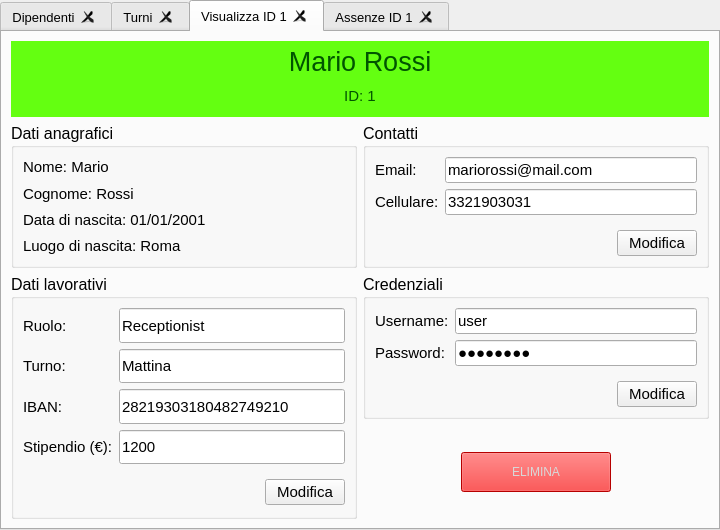
Above: ui/Titolare/gestioneDipendenti.ui from mdoraz/Hotel before the change. Below: the same form after it.
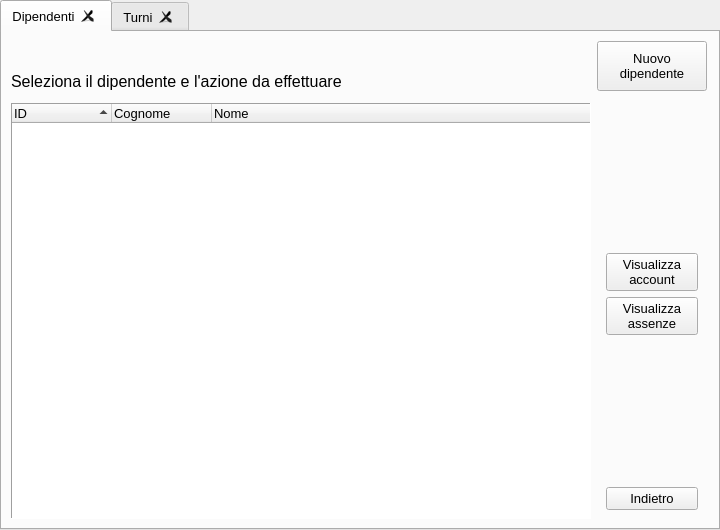
That is the form after the change. The open tabs and pages were chosen to show the change.

Commit message: molte modifiche + iniziate GestioneDipendenteUI e VisualizzaDipendenteUI

The edit to the form file:
```diff
--- a/ui/Titolare/gestioneDipendenti.ui
+++ b/ui/Titolare/gestioneDipendenti.ui
@@ -116,6 +116,7 @@
        <font>
         <family>Arial</family>
         <pointsize>12</pointsize>
+        <weight>50</weight>
         <bold>false</bold>
         <underline>false</underline>
         <strikeout>false</strikeout>
@@ -580,915 +581,6 @@
     </item>
    </layout>
   </widget>
-  <widget class="QWidget" name="tabVisualizza">
-   <attribute name="title">
-    <string>Visualizza ID 1</string>
-   </attribute>
-   <layout class="QGridLayout" name="gridLayout_4">
-    <item row="0" column="0" colspan="2">
-     <widget class="QWidget" name="widgetIntestazione" native="true">
-      <property name="sizePolicy">
-       <sizepolicy hsizetype="Preferred" vsizetype="Maximum">
-        <horstretch>0</horstretch>
-        <verstretch>0</verstretch>
-       </sizepolicy>
-      </property>
-      <property name="minimumSize">
-       <size>
-        <width>0</width>
-        <height>0</height>
-       </size>
-      </property>
-      <property name="styleSheet">
-       <string notr="true">background-color: rgb(100, 255, 17);
-color: rgb(0, 85, 0);</string>
-      </property>
-      <layout class="QVBoxLayout" name="verticalLayout_5">
-       <property name="leftMargin">
-        <number>0</number>
-       </property>
-       <property name="topMargin">
-        <number>0</number>
-       </property>
-       <property name="rightMargin">
-        <number>0</number>
-       </property>
-       <property name="bottomMargin">
-        <number>0</number>
-       </property>
-       <item>
-        <widget class="QLabel" name="labelIntestazioneNome_2">
-         <property name="sizePolicy">
-          <sizepolicy hsizetype="Expanding" vsizetype="Expanding">
-           <horstretch>0</horstretch>
-           <verstretch>0</verstretch>
-          </sizepolicy>
-         </property>
-         <property name="minimumSize">
-          <size>
-           <width>0</width>
-           <height>40</height>
-          </size>
-         </property>
-         <property name="font">
-          <font>
-           <family>Arial</family>
-           <pointsize>20</pointsize>
-          </font>
-         </property>
-         <property name="styleSheet">
-          <string notr="true">background-color: rgb(100, 255, 17);
-color: rgb(0, 85, 0);</string>
-         </property>
-         <property name="text">
-          <string>Mario Rossi</string>
-         </property>
-         <property name="alignment">
-          <set>Qt::AlignCenter</set>
-         </property>
-        </widget>
-       </item>
-       <item>
-        <widget class="QLabel" name="labelIntestazioneID_2">
-         <property name="sizePolicy">
-          <sizepolicy hsizetype="Expanding" vsizetype="Expanding">
-           <horstretch>0</horstretch>
-           <verstretch>0</verstretch>
-          </sizepolicy>
-         </property>
-         <property name="minimumSize">
-          <size>
-           <width>0</width>
-           <height>30</height>
-          </size>
-         </property>
-         <property name="font">
-          <font>
-           <family>Arial</family>
-           <pointsize>11</pointsize>
-          </font>
-         </property>
-         <property name="text">
-          <string>ID: 1</string>
-         </property>
-         <property name="alignment">
-          <set>Qt::AlignHCenter|Qt::AlignTop</set>
-         </property>
-        </widget>
-       </item>
-      </layout>
-     </widget>
-    </item>
-    <item row="1" column="0">
-     <widget class="QGroupBox" name="groupBoxDatiAnagrafici">
-      <property name="sizePolicy">
-       <sizepolicy hsizetype="Preferred" vsizetype="Expanding">
-        <horstretch>0</horstretch>
-        <verstretch>0</verstretch>
-       </sizepolicy>
-      </property>
-      <property name="font">
-       <font>
-        <family>Arial</family>
-        <pointsize>12</pointsize>
-       </font>
-      </property>
-      <property name="styleSheet">
-       <string notr="true"/>
-      </property>
-      <property name="title">
-       <string>Dati anagrafici</string>
-      </property>
-      <layout class="QVBoxLayout" name="verticalLayout_3">
-       <item>
-        <widget class="QLabel" name="labelNome_2">
-         <property name="sizePolicy">
-          <sizepolicy hsizetype="Preferred" vsizetype="Expanding">
-           <horstretch>0</horstretch>
-           <verstretch>0</verstretch>
-          </sizepolicy>
-         </property>
-         <property name="font">
-          <font>
-           <family>Arial</family>
-           <pointsize>11</pointsize>
-          </font>
-         </property>
-         <property name="text">
-          <string>Nome: Mario</string>
-         </property>
-        </widget>
-       </item>
-       <item>
-        <widget class="QLabel" name="labelCognome_2">
-         <property name="sizePolicy">
-          <sizepolicy hsizetype="Preferred" vsizetype="Expanding">
-           <horstretch>0</horstretch>
-           <verstretch>0</verstretch>
-          </sizepolicy>
-         </property>
-         <property name="font">
-          <font>
-           <family>Arial</family>
-           <pointsize>11</pointsize>
-          </font>
-         </property>
-         <property name="text">
-          <string>Cognome: Rossi</string>
-         </property>
-        </widget>
-       </item>
-       <item>
-        <widget class="QLabel" name="labelDataNascita_2">
-         <property name="sizePolicy">
-          <sizepolicy hsizetype="Preferred" vsizetype="Expanding">
-           <horstretch>0</horstretch>
-           <verstretch>0</verstretch>
-          </sizepolicy>
-         </property>
-         <property name="font">
-          <font>
-           <family>Arial</family>
-           <pointsize>11</pointsize>
-          </font>
-         </property>
-         <property name="text">
-          <string>Data di nascita: 01/01/2001</string>
-         </property>
-        </widget>
-       </item>
-       <item>
-        <widget class="QLabel" name="labelLuogoNascita_2">
-         <property name="sizePolicy">
-          <sizepolicy hsizetype="Preferred" vsizetype="Expanding">
-           <horstretch>0</horstretch>
-           <verstretch>0</verstretch>
-          </sizepolicy>
-         </property>
-         <property name="font">
-          <font>
-           <family>Arial</family>
-           <pointsize>11</pointsize>
-          </font>
-         </property>
-         <property name="text">
-          <string>Luogo di nascita: Roma</string>
-         </property>
-        </widget>
-       </item>
-      </layout>
-     </widget>
-    </item>
-    <item row="1" column="1">
-     <widget class="QGroupBox" name="groupBoxContatti">
-      <property name="sizePolicy">
-       <sizepolicy hsizetype="Preferred" vsizetype="Expanding">
-        <horstretch>0</horstretch>
-        <verstretch>0</verstretch>
-       </sizepolicy>
-      </property>
-      <property name="font">
-       <font>
-        <family>Arial</family>
-        <pointsize>12</pointsize>
-       </font>
-      </property>
-      <property name="title">
-       <string>Contatti</string>
-      </property>
-      <layout class="QFormLayout" name="formLayout_5">
-       <item row="0" column="0">
-        <widget class="QLabel" name="labelEmail_2">
-         <property name="sizePolicy">
-          <sizepolicy hsizetype="Preferred" vsizetype="Expanding">
-           <horstretch>0</horstretch>
-           <verstretch>0</verstretch>
-          </sizepolicy>
-         </property>
-         <property name="font">
-          <font>
-           <family>Arial</family>
-           <pointsize>11</pointsize>
-          </font>
-         </property>
-         <property name="text">
-          <string>Email:</string>
-         </property>
-        </widget>
-       </item>
-       <item row="0" column="1">
-        <widget class="QLineEdit" name="lineEditEmail_2">
-         <property name="sizePolicy">
-          <sizepolicy hsizetype="Expanding" vsizetype="Expanding">
-           <horstretch>0</horstretch>
-           <verstretch>0</verstretch>
-          </sizepolicy>
-         </property>
-         <property name="minimumSize">
-          <size>
-           <width>220</width>
-           <height>0</height>
-          </size>
-         </property>
-         <property name="font">
-          <font>
-           <family>Arial</family>
-           <pointsize>11</pointsize>
-          </font>
-         </property>
-         <property name="text">
-          <string>mariorossi@mail.com</string>
-         </property>
-         <property name="readOnly">
-          <bool>true</bool>
-         </property>
-        </widget>
-       </item>
-       <item row="1" column="0">
-        <widget class="QLabel" name="labelCellulare_2">
-         <property name="sizePolicy">
-          <sizepolicy hsizetype="Preferred" vsizetype="Expanding">
-           <horstretch>0</horstretch>
-           <verstretch>0</verstretch>
-          </sizepolicy>
-         </property>
-         <property name="font">
-          <font>
-           <family>Arial</family>
-           <pointsize>11</pointsize>
-          </font>
-         </property>
-         <property name="text">
-          <string>Cellulare:</string>
-         </property>
-        </widget>
-       </item>
-       <item row="1" column="1">
-        <widget class="QLineEdit" name="lineEditCellulare_2">
-         <property name="sizePolicy">
-          <sizepolicy hsizetype="Expanding" vsizetype="Expanding">
-           <horstretch>0</horstretch>
-           <verstretch>0</verstretch>
-          </sizepolicy>
-         </property>
-         <property name="font">
-          <font>
-           <family>Arial</family>
-           <pointsize>11</pointsize>
-          </font>
-         </property>
-         <property name="text">
-          <string>3321903031</string>
-         </property>
-         <property name="readOnly">
-          <bool>true</bool>
-         </property>
-        </widget>
-       </item>
-       <item row="2" column="0" colspan="2">
-        <widget class="QWidget" name="widget_6" native="true">
-         <property name="sizePolicy">
-          <sizepolicy hsizetype="Preferred" vsizetype="Preferred">
-           <horstretch>0</horstretch>
-           <verstretch>0</verstretch>
-          </sizepolicy>
-         </property>
-         <layout class="QGridLayout" name="gridLayout_10">
-          <property name="rightMargin">
-           <number>0</number>
-          </property>
-          <property name="bottomMargin">
-           <number>0</number>
-          </property>
-          <item row="0" column="0" alignment="Qt::AlignRight">
-           <widget class="QPushButton" name="btnModificaContatti_2">
-            <property name="sizePolicy">
-             <sizepolicy hsizetype="Minimum" vsizetype="Expanding">
-              <horstretch>0</horstretch>
-              <verstretch>0</verstretch>
-             </sizepolicy>
-            </property>
-            <property name="font">
-             <font>
-              <family>Arial</family>
-              <pointsize>11</pointsize>
-             </font>
-            </property>
-            <property name="text">
-             <string>Modifica</string>
-            </property>
-           </widget>
-          </item>
-         </layout>
-        </widget>
-       </item>
-      </layout>
-     </widget>
-    </item>
-    <item row="2" column="0" rowspan="2">
-     <widget class="QGroupBox" name="groupBoxDatiLavorativi">
-      <property name="sizePolicy">
-       <sizepolicy hsizetype="Preferred" vsizetype="Expanding">
-        <horstretch>0</horstretch>
-        <verstretch>0</verstretch>
-       </sizepolicy>
-      </property>
-      <property name="font">
-       <font>
-        <family>Arial</family>
-        <pointsize>12</pointsize>
-       </font>
-      </property>
-      <property name="title">
-       <string>Dati lavorativi</string>
-      </property>
-      <layout class="QFormLayout" name="formLayout_4">
-       <property name="bottomMargin">
-        <number>11</number>
-       </property>
-       <item row="0" column="0">
-        <widget class="QLabel" name="labelRuolo_2">
-         <property name="sizePolicy">
-          <sizepolicy hsizetype="Preferred" vsizetype="Expanding">
-           <horstretch>0</horstretch>
-           <verstretch>0</verstretch>
-          </sizepolicy>
-         </property>
-         <property name="font">
-          <font>
-           <family>Arial</family>
-           <pointsize>11</pointsize>
-          </font>
-         </property>
-         <property name="text">
-          <string>Ruolo:</string>
-         </property>
-        </widget>
-       </item>
-       <item row="0" column="1">
-        <widget class="QLineEdit" name="lineEditRuolo_2">
-         <property name="sizePolicy">
-          <sizepolicy hsizetype="Expanding" vsizetype="Expanding">
-           <horstretch>0</horstretch>
-           <verstretch>0</verstretch>
-          </sizepolicy>
-         </property>
-         <property name="minimumSize">
-          <size>
-           <width>150</width>
-           <height>0</height>
-          </size>
-         </property>
-         <property name="font">
-          <font>
-           <family>Arial</family>
-           <pointsize>11</pointsize>
-          </font>
-         </property>
-         <property name="text">
-          <string>Receptionist</string>
-         </property>
-         <property name="readOnly">
-          <bool>true</bool>
-         </property>
-        </widget>
-       </item>
-       <item row="1" column="0">
-        <widget class="QLabel" name="labelTurno_2">
-         <property name="sizePolicy">
-          <sizepolicy hsizetype="Preferred" vsizetype="Expanding">
-           <horstretch>0</horstretch>
-           <verstretch>0</verstretch>
-          </sizepolicy>
-         </property>
-         <property name="font">
-          <font>
-           <family>Arial</family>
-           <pointsize>11</pointsize>
-          </font>
-         </property>
-         <property name="text">
-          <string>Turno:</string>
-         </property>
-        </widget>
-       </item>
-       <item row="1" column="1">
-        <widget class="QLineEdit" name="lineEditTurno_2">
-         <property name="sizePolicy">
-          <sizepolicy hsizetype="Expanding" vsizetype="Expanding">
-           <horstretch>0</horstretch>
-           <verstretch>0</verstretch>
-          </sizepolicy>
-         </property>
-         <property name="minimumSize">
-          <size>
-           <width>150</width>
-           <height>0</height>
-          </size>
-         </property>
-         <property name="font">
-          <font>
-           <family>Arial</family>
-           <pointsize>11</pointsize>
-          </font>
-         </property>
-         <property name="text">
-          <string>Mattina</string>
-         </property>
-         <property name="readOnly">
-          <bool>true</bool>
-         </property>
-        </widget>
-       </item>
-       <item row="2" column="0">
-        <widget class="QLabel" name="labelIBAN_2">
-         <property name="sizePolicy">
-          <sizepolicy hsizetype="Preferred" vsizetype="Expanding">
-           <horstretch>0</horstretch>
-           <verstretch>0</verstretch>
-          </sizepolicy>
-         </property>
-         <property name="font">
-          <font>
-           <family>Arial</family>
-           <pointsize>11</pointsize>
-          </font>
-         </property>
-         <property name="text">
-          <string>IBAN:</string>
-         </property>
-        </widget>
-       </item>
-       <item row="2" column="1">
-        <widget class="QLineEdit" name="lineEditIBAN_2">
-         <property name="sizePolicy">
-          <sizepolicy hsizetype="Expanding" vsizetype="Expanding">
-           <horstretch>0</horstretch>
-           <verstretch>0</verstretch>
-          </sizepolicy>
-         </property>
-         <property name="minimumSize">
-          <size>
-           <width>220</width>
-           <height>0</height>
-          </size>
-         </property>
-         <property name="font">
-          <font>
-           <family>Arial</family>
-           <pointsize>11</pointsize>
-          </font>
-         </property>
-         <property name="text">
-          <string>28219303180482749210</string>
-         </property>
-         <property name="readOnly">
-          <bool>true</bool>
-         </property>
-        </widget>
-       </item>
-       <item row="3" column="0">
-        <widget class="QLabel" name="labelStipendio_2">
-         <property name="sizePolicy">
-          <sizepolicy hsizetype="Preferred" vsizetype="Expanding">
-           <horstretch>0</horstretch>
-           <verstretch>0</verstretch>
-          </sizepolicy>
-         </property>
-         <property name="font">
-          <font>
-           <family>Arial</family>
-           <pointsize>11</pointsize>
-          </font>
-         </property>
-         <property name="text">
-          <string>Stipendio (€):</string>
-         </property>
-        </widget>
-       </item>
-       <item row="3" column="1">
-        <widget class="QLineEdit" name="lineEditStipendio_2">
-         <property name="sizePolicy">
-          <sizepolicy hsizetype="Expanding" vsizetype="Expanding">
-           <horstretch>0</horstretch>
-           <verstretch>0</verstretch>
-          </sizepolicy>
-         </property>
-         <property name="minimumSize">
-          <size>
-           <width>100</width>
-           <height>0</height>
-          </size>
-         </property>
-         <property name="font">
-          <font>
-           <family>Arial</family>
-           <pointsize>11</pointsize>
-          </font>
-         </property>
-         <property name="text">
-          <string>1200</string>
-         </property>
-         <property name="readOnly">
-          <bool>true</bool>
-         </property>
-        </widget>
-       </item>
-       <item row="4" column="0" colspan="2">
-        <widget class="QWidget" name="widget_5" native="true">
-         <property name="sizePolicy">
-          <sizepolicy hsizetype="Expanding" vsizetype="Preferred">
-           <horstretch>0</horstretch>
-           <verstretch>0</verstretch>
-          </sizepolicy>
-         </property>
-         <layout class="QGridLayout" name="gridLayout_9">
-          <property name="rightMargin">
-           <number>0</number>
-          </property>
-          <property name="bottomMargin">
-           <number>0</number>
-          </property>
-          <item row="0" column="0" alignment="Qt::AlignRight">
-           <widget class="QPushButton" name="btnModificaDatiLavorativi_2">
-            <property name="sizePolicy">
-             <sizepolicy hsizetype="Minimum" vsizetype="Expanding">
-              <horstretch>0</horstretch>
-              <verstretch>0</verstretch>
-             </sizepolicy>
-            </property>
-            <property name="font">
-             <font>
-              <family>Arial</family>
-              <pointsize>11</pointsize>
-             </font>
-            </property>
-            <property name="text">
-             <string>Modifica</string>
-            </property>
-           </widget>
-          </item>
-         </layout>
-        </widget>
-       </item>
-      </layout>
-     </widget>
-    </item>
-    <item row="2" column="1">
-     <widget class="QGroupBox" name="groupBoxCredenziali">
-      <property name="sizePolicy">
-       <sizepolicy hsizetype="Preferred" vsizetype="Expanding">
-        <horstretch>0</horstretch>
-        <verstretch>0</verstretch>
-       </sizepolicy>
-      </property>
-      <property name="font">
-       <font>
-        <family>Arial</family>
-        <pointsize>12</pointsize>
-       </font>
-      </property>
-      <property name="title">
-       <string>Credenziali</string>
-      </property>
-      <layout class="QFormLayout" name="formLayout_6">
-       <item row="0" column="0">
-        <widget class="QLabel" name="labelUsername_2">
-         <property name="sizePolicy">
-          <sizepolicy hsizetype="Preferred" vsizetype="Expanding">
-           <horstretch>0</horstretch>
-           <verstretch>0</verstretch>
-          </sizepolicy>
-         </property>
-         <property name="font">
-          <font>
-           <family>Arial</family>
-           <pointsize>11</pointsize>
-          </font>
-         </property>
-         <property name="text">
-          <string>Username:</string>
-         </property>
-        </widget>
-       </item>
-       <item row="0" column="1">
-        <widget class="QLineEdit" name="lineEditUsername_2">
-         <property name="sizePolicy">
-          <sizepolicy hsizetype="Expanding" vsizetype="Expanding">
-           <horstretch>0</horstretch>
-           <verstretch>0</verstretch>
-          </sizepolicy>
-         </property>
-         <property name="minimumSize">
-          <size>
-           <width>200</width>
-           <height>0</height>
-          </size>
-         </property>
-         <property name="font">
-          <font>
-           <family>Arial</family>
-           <pointsize>11</pointsize>
-          </font>
-         </property>
-         <property name="text">
-          <string>user</string>
-         </property>
-         <property name="readOnly">
-          <bool>true</bool>
-         </property>
-        </widget>
-       </item>
-       <item row="1" column="0">
-        <widget class="QLabel" name="labelPassword_2">
-         <property name="sizePolicy">
-          <sizepolicy hsizetype="Preferred" vsizetype="Expanding">
-           <horstretch>0</horstretch>
-           <verstretch>0</verstretch>
-          </sizepolicy>
-         </property>
-         <property name="font">
-          <font>
-           <family>Arial</family>
-           <pointsize>11</pointsize>
-          </font>
-         </property>
-         <property name="text">
-          <string>Password:</string>
-         </property>
-        </widget>
-       </item>
-       <item row="1" column="1">
-        <widget class="QLineEdit" name="lineEditPassword_2">
-         <property name="sizePolicy">
-          <sizepolicy hsizetype="Expanding" vsizetype="Expanding">
-           <horstretch>0</horstretch>
-           <verstretch>0</verstretch>
-          </sizepolicy>
-         </property>
-         <property name="minimumSize">
-          <size>
-           <width>150</width>
-           <height>0</height>
-          </size>
-         </property>
-         <property name="font">
-          <font>
-           <family>Arial</family>
-           <pointsize>11</pointsize>
-          </font>
-         </property>
-         <property name="text">
-          <string>password</string>
-         </property>
-         <property name="echoMode">
-          <enum>QLineEdit::Password</enum>
-         </property>
-         <property name="readOnly">
-          <bool>true</bool>
-         </property>
-        </widget>
-       </item>
-       <item row="2" column="0" colspan="2">
-        <widget class="QWidget" name="widget_7" native="true">
-         <layout class="QGridLayout" name="gridLayout_11">
-          <property name="rightMargin">
-           <number>0</number>
-          </property>
-          <property name="bottomMargin">
-           <number>0</number>
-          </property>
-          <item row="0" column="0" alignment="Qt::AlignRight">
-           <widget class="QPushButton" name="btnModificaCredenziali_2">
-            <property name="sizePolicy">
-             <sizepolicy hsizetype="Minimum" vsizetype="Expanding">
-              <horstretch>0</horstretch>
-              <verstretch>0</verstretch>
-             </sizepolicy>
-            </property>
-            <property name="font">
-             <font>
-              <family>Arial</family>
-              <pointsize>11</pointsize>
-             </font>
-            </property>
-            <property name="text">
-             <string>Modifica</string>
-            </property>
-           </widget>
-          </item>
-         </layout>
-        </widget>
-       </item>
-      </layout>
-     </widget>
-    </item>
-    <item row="3" column="1">
-     <widget class="QWidget" name="widget" native="true">
-      <property name="sizePolicy">
-       <sizepolicy hsizetype="Preferred" vsizetype="Expanding">
-        <horstretch>0</horstretch>
-        <verstretch>0</verstretch>
-       </sizepolicy>
-      </property>
-      <layout class="QHBoxLayout" name="horizontalLayout_2">
-       <item>
-        <widget class="QPushButton" name="pushButton_2">
-         <property name="sizePolicy">
-          <sizepolicy hsizetype="Minimum" vsizetype="Expanding">
-           <horstretch>0</horstretch>
-           <verstretch>0</verstretch>
-          </sizepolicy>
-         </property>
-         <property name="maximumSize">
-          <size>
-           <width>150</width>
-           <height>40</height>
-          </size>
-         </property>
-         <property name="styleSheet">
-          <string notr="true">background-color: rgb(255, 0, 0);
-color: rgb(216, 216, 216);</string>
-         </property>
-         <property name="text">
-          <string>ELIMINA</string>
-         </property>
-        </widget>
-       </item>
-      </layout>
-     </widget>
-    </item>
-   </layout>
-  </widget>
-  <widget class="QWidget" name="tabAssenze">
-   <attribute name="title">
-    <string>Assenze ID 1</string>
-   </attribute>
-   <layout class="QGridLayout" name="gridLayout_6">
-    <item row="0" column="0" colspan="3">
-     <widget class="QLabel" name="labelAssenzeDi">
-      <property name="font">
-       <font>
-        <family>Arial</family>
-        <pointsize>14</pointsize>
-       </font>
-      </property>
-      <property name="text">
-       <string>Assenze di Mario Rossi</string>
-      </property>
-      <property name="alignment">
-       <set>Qt::AlignCenter</set>
-      </property>
-     </widget>
-    </item>
-    <item row="1" column="0">
-     <spacer name="hSpacerAssenze">
-      <property name="orientation">
-       <enum>Qt::Horizontal</enum>
-      </property>
-      <property name="sizeHint" stdset="0">
-       <size>
-        <width>224</width>
-        <height>439</height>
-       </size>
-      </property>
-     </spacer>
-    </item>
-    <item row="1" column="1">
-     <widget class="QListWidget" name="listWidget">
-      <property name="frameShape">
-       <enum>QFrame::NoFrame</enum>
-      </property>
-      <property name="editTriggers">
-       <set>QAbstractItemView::NoEditTriggers</set>
-      </property>
-      <property name="movement">
-       <enum>QListView::Static</enum>
-      </property>
-      <property name="resizeMode">
-       <enum>QListView::Adjust</enum>
-      </property>
-      <property name="layoutMode">
-       <enum>QListView::SinglePass</enum>
-      </property>
-      <property name="viewMode">
-       <enum>QListView::ListMode</enum>
-      </property>
-      <item>
-       <property name="text">
-        <string>1) 05/06/2022</string>
-       </property>
-      </item>
-      <item>
-       <property name="text">
-        <string>2) 18/07/2022</string>
-       </property>
-      </item>
-      <item>
-       <property name="text">
-        <string>3) 19/07/2022</string>
-       </property>
-      </item>
-      <item>
-       <property name="text">
-        <string>......</string>
-       </property>
-      </item>
-     </widget>
-    </item>
-    <item row="1" column="2">
-     <widget class="QWidget" name="widgetButtonsAssenze" native="true">
-      <property name="sizePolicy">
-       <sizepolicy hsizetype="Expanding" vsizetype="Preferred">
-        <horstretch>0</horstretch>
-        <verstretch>0</verstretch>
-       </sizepolicy>
-      </property>
-      <layout class="QVBoxLayout" name="verticalLayout_4">
-       <item>
-        <widget class="QPushButton" name="btnAggiungiAssenza">
-         <property name="maximumSize">
-          <size>
-           <width>150</width>
-           <height>16777215</height>
-          </size>
-         </property>
-         <property name="text">
-          <string>Aggiungi assenza</string>
-         </property>
-        </widget>
-       </item>
-       <item>
-        <widget class="QPushButton" name="btnRimuoviAssenza">
-         <property name="maximumSize">
-          <size>
-           <width>150</width>
-           <height>16777215</height>
-          </size>
-         </property>
-         <property name="text">
-          <string>Rimuovi assenza</string>
-         </property>
-        </widget>
-       </item>
-       <item>
-        <spacer name="vSpacerAssenze_2">
-         <property name="orientation">
-          <enum>Qt::Vertical</enum>
-         </property>
-         <property name="sizeHint" stdset="0">
-          <size>
-           <width>20</width>
-           <height>40</height>
-          </size>
-         </property>
-        </spacer>
-       </item>
-      </layout>
-     </widget>
-    </item>
-   </layout>
-  </widget>
  </widget>
  <resources/>
  <connections/>
```
Left out of the diff: 2 changed lines with no effect on the pictures. The commit also changes 8 other files.
